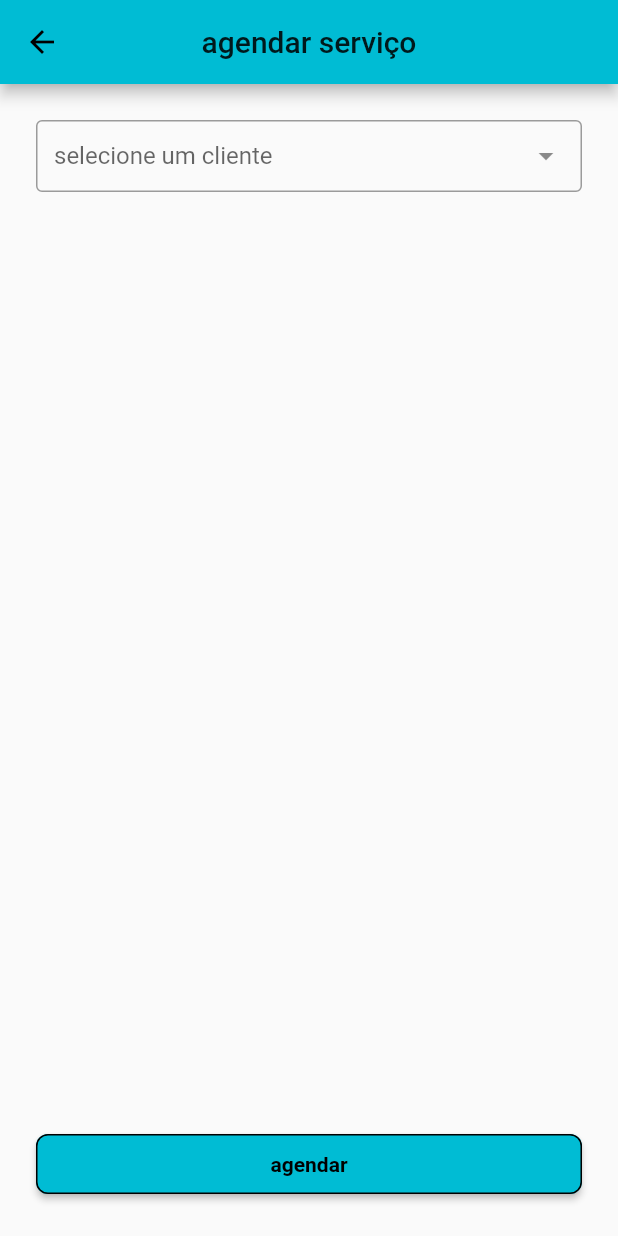
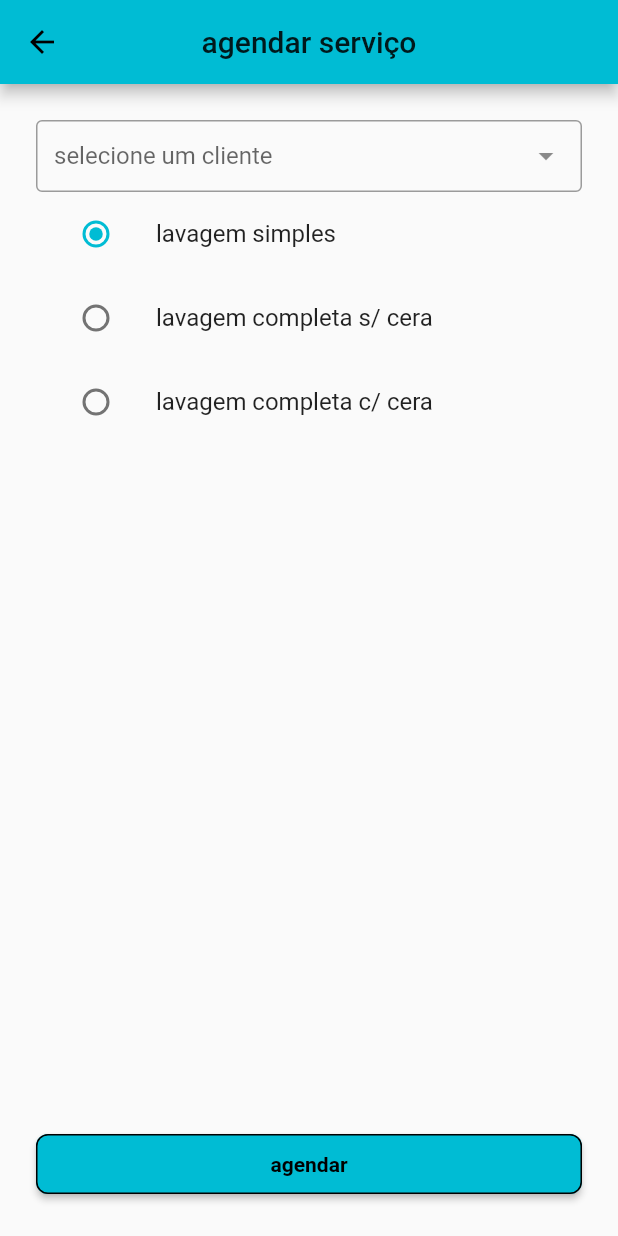
Before and after one commit to ArthurMorsoleto/Car-Washing-Scheduler, a Flutter app: the ScheduleServiceScreen screen opened directly, on a phone screen of 412 x 824 dp. Run offline on Flutter 3.47's test engine with Material 2 defaults, Android fonts, the phone set to English and light mode, and no system bars; drawn by our look-alikes of dropdown_search; our stand-ins replace mask_text_input_formatter, shared_preferences, splashscreen; accounts and stored records are empty.

Commit message:
add radio group for scheduler

```diff
--- a/lib/screens/service_scheduler_screen.dart
+++ b/lib/screens/service_scheduler_screen.dart
@@ -7,6 +7,8 @@ import 'package:flutter/material.dart';
 import 'package:dropdown_search/dropdown_search.dart';
 import 'package:shared_preferences/shared_preferences.dart';
 
+enum ServiceType { simpleWash, completeWash, completeWashAndWax }
+
 class ScheduleServiceScreen extends StatefulWidget {
   @override
   _ScheduleServiceScreenState createState() => _ScheduleServiceScreenState();
@@ -15,6 +17,7 @@ class ScheduleServiceScreen extends StatefulWidget {
 class _ScheduleServiceScreenState extends State<ScheduleServiceScreen> {
   List<Client> _clientList = [];
   Client _selectedClient;
+  ServiceType serviceType = ServiceType.simpleWash;
 
   @override
   void initState() {
@@ -54,7 +57,7 @@ class _ScheduleServiceScreenState extends State<ScheduleServiceScreen> {
         ),
         body: Padding(
             padding: const EdgeInsets.all(24),
-        child: Stack(children: [
+            child: Column(mainAxisSize: MainAxisSize.max, children: [
               DropdownSearch<String>(
                 mode: Mode.DIALOG,
                 showSearchBox: true,
@@ -63,7 +66,40 @@ class _ScheduleServiceScreenState extends State<ScheduleServiceScreen> {
                 label: "selecione um cliente",
                 onChanged: (value) => _setSelectedClient(value),
               ),
-          Align(
+              Column(children: <Widget>[
+                ListTile(
+                    title: const Text('lavagem simples'),
+                    leading: Radio(
+                        value: ServiceType.simpleWash,
+                        groupValue: serviceType,
+                        onChanged: (ServiceType value) {
+                          setState(() {
+                            serviceType = value;
+                          });
+                        })),
+                ListTile(
+                    title: const Text('lavagem completa s/ cera'),
+                    leading: Radio(
+                        value: ServiceType.completeWash,
+                        groupValue: serviceType,
+                        onChanged: (ServiceType value) {
+                          setState(() {
+                            serviceType = value;
+                          });
+                        })),
+                ListTile(
+                    title: const Text('lavagem completa c/ cera'),
+                    leading: Radio(
+                        value: ServiceType.completeWashAndWax,
+                        groupValue: serviceType,
+                        onChanged: (ServiceType value) {
+                          setState(() {
+                            serviceType = value;
+                          });
+                        }))
+              ]),
+              Expanded(
+                child: Align(
                   alignment: Alignment.bottomCenter,
                   child: SizedBox(
                       width: double.infinity,
@@ -77,9 +113,8 @@ class _ScheduleServiceScreenState extends State<ScheduleServiceScreen> {
                                     fontSize: 14, fontWeight: FontWeight.bold)),
                           ),
                           onPressed: () => _scheduleService())),
+                ),
               )
-        ]),
-      ),
-    );
+            ])));
   }
 }
```
Lines whose indentation alone changed are shown as unchanged.
